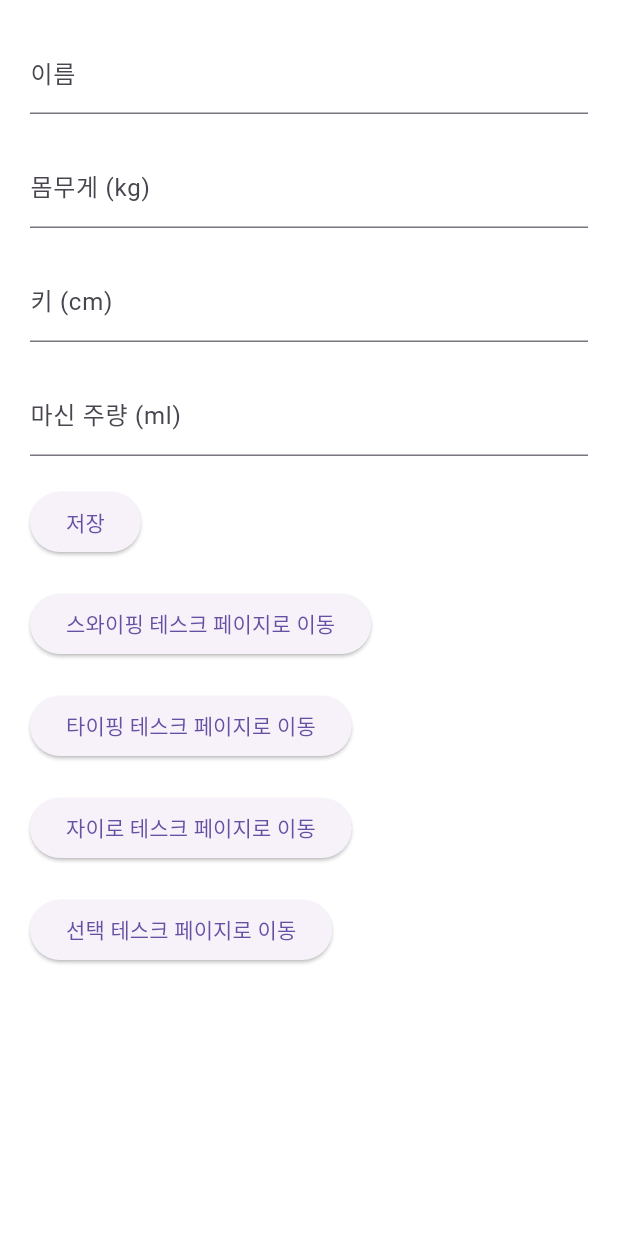
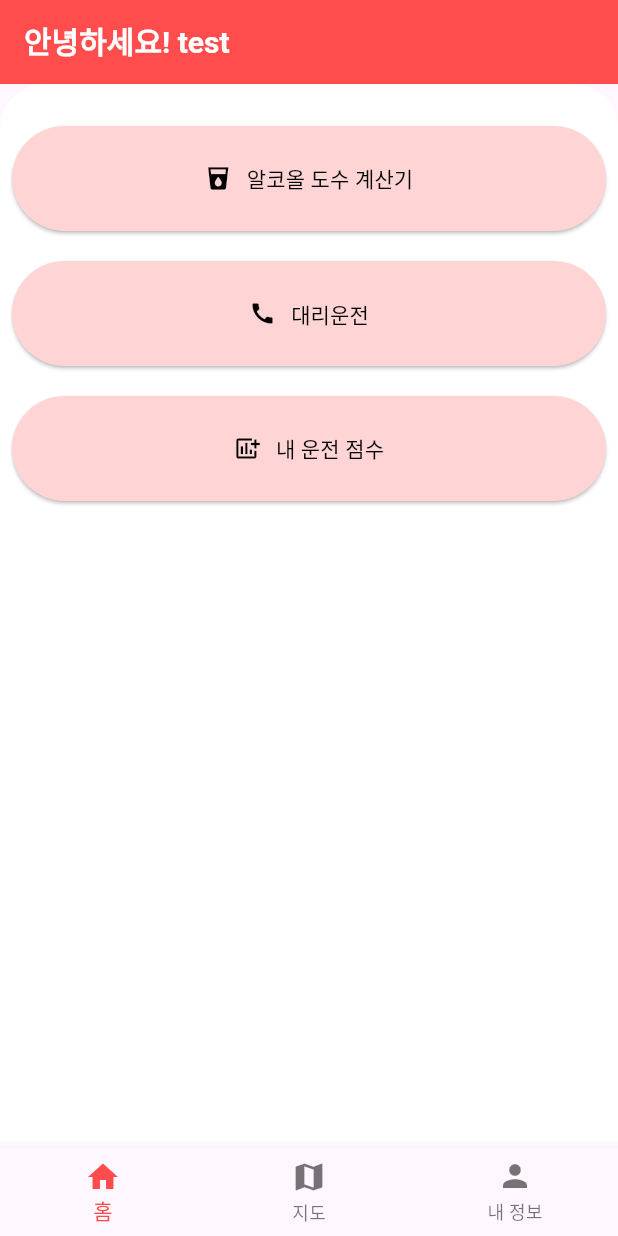
Before and after one commit to Doho-K/ALCO-T, a Flutter app: the screen it shows after launch, on a phone screen of 412 x 824 dp. Run offline on Flutter 3.47's test engine with Material 3 defaults, Android fonts, the phone set to English and light mode, and no system bars; our stand-ins replace cloud_firestore, firebase_core, get, google_maps_flutter, sensors_plus; accounts and stored records are empty.

Commit message:
main(main,map) Implemented

```diff
--- a/alco_t_dev/lib/DataCollector.dart
+++ b/alco_t_dev/lib/DataCollector.dart
@@ -9,6 +9,7 @@ class DataCollector extends GetxController{
   RxBool taskStart = false.obs;
   RxDouble initY = 0.0.obs;
   RxDouble gyroTime = 0.0.obs;
+  RxString userName = 'test'.obs;
 
   void saveData() async {
     try{
--- a/alco_t_dev/lib/landingPage.dart
+++ b/alco_t_dev/lib/landingPage.dart
@@ -1,5 +1,6 @@
 import 'package:alco_t_dev/infoPage.dart';
 import 'package:alco_t_dev/main.dart';
+import 'package:alco_t_dev/mainPages/mainPage.dart';
 import 'package:flutter/material.dart';
 import 'package:get/get.dart';
 
@@ -16,7 +17,7 @@ class _landingPageState extends State<landingPage> {
     //GetPage(name: '/info', page: () => infoPage(), transition: Transition.zoom);
     // 2초 후에 HomePage로 이동
     Future.delayed(Duration(seconds: 2), () {
-      Get.to(infoPage());
+      Get.to(mainPage());
       //Get.toNamed('/info');
     });
   }
--- a/alco_t_dev/lib/main.dart
+++ b/alco_t_dev/lib/main.dart
@@ -1,5 +1,6 @@
 import 'package:alco_t_dev/infoPage.dart';
 import 'package:alco_t_dev/landingPage.dart';
+import 'package:alco_t_dev/mainPages/mainPage.dart';
 import 'package:firebase_core/firebase_core.dart';
 import 'package:flutter/material.dart';
 import 'package:get/get.dart';
@@ -19,15 +20,16 @@ class MyApp extends StatelessWidget {
   Widget build(BuildContext context) {
     return GestureDetector(
       onTap: () {
-        Get.to(infoPage());
+        Get.to(mainPage());
       },
       child: GetMaterialApp(
         initialRoute: '/', // 초기 경로 설정
         getPages: [
           GetPage(name: '/', page: () => landingPage()),
+          GetPage(name: '/main', page: () => mainPage()),
           GetPage(name: '/info', page: () => infoPage(), transition: Transition.zoom),
         ],
-        home: landingPage(),//InputScreen(),
+        home: mainPage(),//InputScreen(),
       ),
     );
   }
--- /dev/null
+++ b/alco_t_dev/lib/mainPages/mainPage.dart
@@ -0,0 +1,68 @@
+import 'package:alco_t_dev/DataCollector.dart';
+import 'package:alco_t_dev/mainPages/main_home.dart';
+import 'package:alco_t_dev/mainPages/main_map.dart';
+import 'package:alco_t_dev/mainPages/main_user.dart';
+import 'package:flutter/material.dart';
+import 'package:get/get.dart';
+
+class mainPage extends StatefulWidget {
+  const mainPage({Key? key}) : super(key: key);
+
+  @override
+  State<mainPage> createState() => _mainPageState();
+}
+
+class _mainPageState extends State<mainPage> {
+  final myController = Get.put(DataCollector());
+  int selectedIndex = 0;
+  List<Widget> _pages = [
+    main_home(),
+    main_map(),
+    main_user()
+  ];
+  void onItemTapped(int index) {
+    setState(() {
+      selectedIndex = index;
+    });
+  }
+
+
+  @override
+  Widget build(BuildContext context) {
+    return Scaffold(
+      appBar: AppBar(
+        title: Text('안녕하세요! ${myController.userName.value}', style: TextStyle(fontSize: 20, color: Colors.white, fontWeight: FontWeight.w600)),
+        backgroundColor: Color.fromRGBO(255, 77, 77, 1)
+      ),
+      body: Container(
+        height: MediaQuery.of(context).size.height-100,
+        decoration: BoxDecoration(
+          color: Colors.white,
+          borderRadius: BorderRadius.only(
+            topLeft: Radius.circular(30),
+            topRight: Radius.circular(30),
+          ),
+        ),
+          child: _pages[selectedIndex]),
+      bottomNavigationBar: BottomNavigationBar(
+        items: const <BottomNavigationBarItem>[
+          BottomNavigationBarItem(
+            icon: Icon(Icons.home),
+            label: '홈',
+          ),
+          BottomNavigationBarItem(
+            icon: Icon(Icons.map),
+            label: '지도',
+          ),
+          BottomNavigationBarItem(
+            icon: Icon(Icons.person),
+            label: '내 정보',
+          ),
+        ],
+        currentIndex: selectedIndex,
+        selectedItemColor: Color.fromRGBO(255, 77, 77, 1),
+        onTap: onItemTapped,
+      ),
+    );
+  }
+}
--- /dev/null
+++ b/alco_t_dev/lib/mainPages/main_home.dart
@@ -0,0 +1,84 @@
+import 'package:alco_t_dev/DataCollector.dart';
+import 'package:flutter/material.dart';
+import 'package:get/get.dart';
+
+class main_home extends StatefulWidget {
+  const main_home({Key? key}) : super(key: key);
+
+  @override
+  State<main_home> createState() => _main_homeState();
+}
+
+class _main_homeState extends State<main_home> {
+  final myController = Get.put(DataCollector());
+  @override
+  Widget build(BuildContext context) {
+    return Container(
+      child: Padding(
+        padding: const EdgeInsets.all(8.0),
+        child: Column(
+          crossAxisAlignment: CrossAxisAlignment.end,
+          children: <Widget>[
+            SizedBox(height: 20.0),
+            ElevatedButton(onPressed: () {
+
+            },
+                style: ElevatedButton.styleFrom(
+                  backgroundColor: Color.fromRGBO(255, 212, 212, 1),
+                ),
+                child: Container(
+                  height: 70,
+              child: Row(
+                mainAxisAlignment: MainAxisAlignment.center,
+                children: <Widget>[
+                  Icon(Icons.local_drink,color: Colors.black,),
+                  SizedBox(width: 10.0),
+                  Text("알코올 도수 계산기",style:TextStyle(color: Colors.black),)
+                ],
+              ),
+            )),
+            SizedBox(height: 20.0),
+            ElevatedButton(onPressed: () {
+
+            },
+                style: ElevatedButton.styleFrom(
+                  backgroundColor: Color.fromRGBO(255, 212, 212, 1),
+                ),
+                child: Container(
+                  height: 70,
+              child: Row(
+                mainAxisAlignment: MainAxisAlignment.center,
+                children: <Widget>[
+                  Icon(Icons.call,color: Colors.black,),
+                  SizedBox(width: 10.0),
+                  Text("대리운전",style:TextStyle(color: Colors.black),)
+                ],
+              ),
+            )),
+            SizedBox(height: 20.0),
+            ElevatedButton(onPressed: () {
+
+            },
+                style: ElevatedButton.styleFrom(
+
+                  backgroundColor: Color.fromRGBO(255, 212, 212, 1),
+                ),
+                child: Container(
+              height: 70,
+
+              child: Row(
+                mainAxisAlignment: MainAxisAlignment.center,
+                children: <Widget>[
+                  Icon(Icons.add_chart,color: Colors.black,),
+                  SizedBox(width: 10.0),
+                  Text("내 운전 점수",style:TextStyle(color: Colors.black),)
+                ],
+              ),
+            ))
+
+          ],
+        ),
+      ),
+    );
+  }
+}
--- /dev/null
+++ b/alco_t_dev/lib/mainPages/main_map.dart
@@ -0,0 +1,19 @@
+import 'package:alco_t_dev/DataCollector.dart';
+import 'package:alco_t_dev/MapSearchPage.dart';
+import 'package:flutter/material.dart';
+import 'package:get/get.dart';
+
+class main_map extends StatefulWidget {
+  const main_map({Key? key}) : super(key: key);
+
+  @override
+  State<main_map> createState() => _main_mapState();
+}
+
+class _main_mapState extends State<main_map> {
+  final myController = Get.put(DataCollector());
+  @override
+  Widget build(BuildContext context) {
+    return MapSearchPage();
+  }
+}
--- /dev/null
+++ b/alco_t_dev/lib/mainPages/main_user.dart
@@ -0,0 +1,25 @@
+import 'package:alco_t_dev/DataCollector.dart';
+import 'package:flutter/material.dart';
+import 'package:get/get.dart';
+
+class main_user extends StatefulWidget {
+  const main_user({Key? key}) : super(key: key);
+
+  @override
+  State<main_user> createState() => _main_userState();
+}
+
+class _main_userState extends State<main_user> {
+  final myController = Get.put(DataCollector());
+  @override
+  Widget build(BuildContext context) {
+    return Container(
+      child: Padding(padding: EdgeInsets.all(20.0),
+        child: Column(
+
+        ),
+      ),
+    );
+  }
+
+}
```
